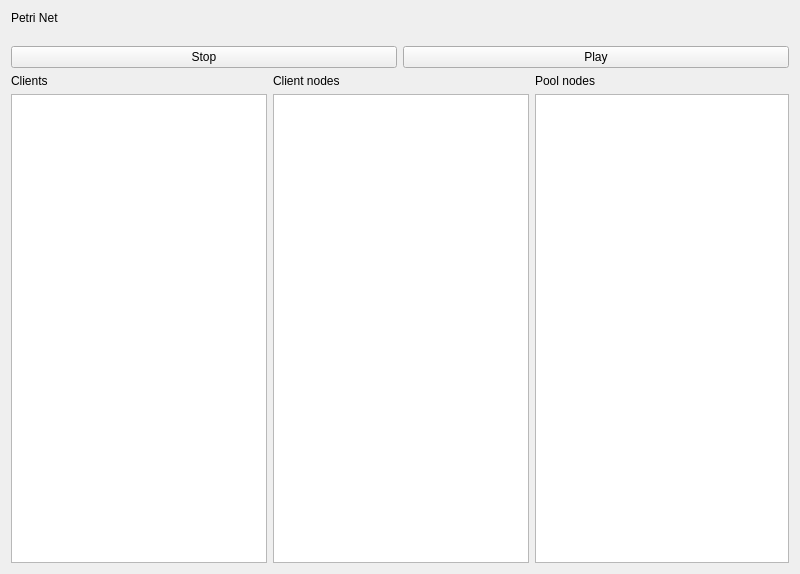
Old version of the form src/server/masterview.ui in the repository jcelerier/dpetri.
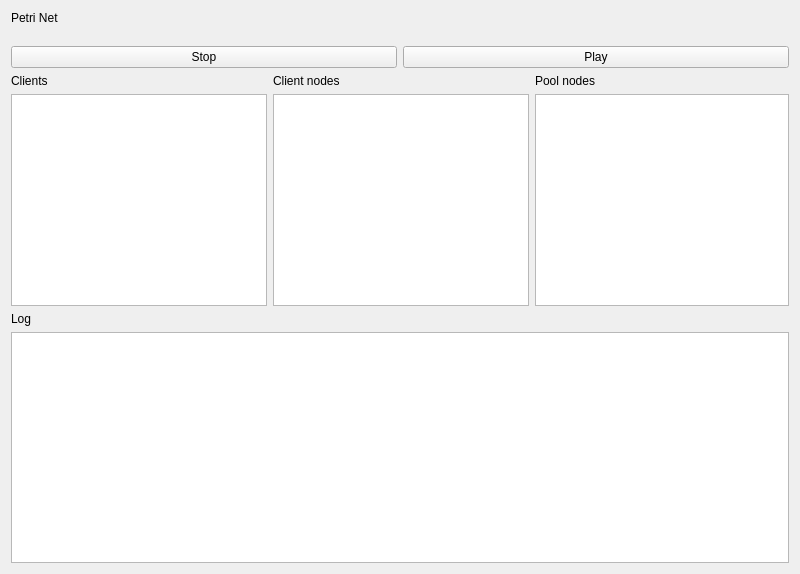
New version of the form. Custom widgets are drawn as their Qt base class.

What changed in the file:
```diff
--- a/src/server/masterview.ui
+++ b/src/server/masterview.ui
@@ -99,6 +99,23 @@
      </item>
     </layout>
    </item>
+   <item>
+    <widget class="QLabel" name="label_5">
+     <property name="text">
+      <string>Log</string>
+     </property>
+    </widget>
+   </item>
+   <item>
+    <widget class="QTextEdit" name="logger">
+     <property name="textInteractionFlags">
+      <set>Qt::TextSelectableByKeyboard|Qt::TextSelectableByMouse</set>
+     </property>
+     <property name="placeholderText">
+      <string/>
+     </property>
+    </widget>
+   </item>
   </layout>
  </widget>
  <customwidgets>
```
